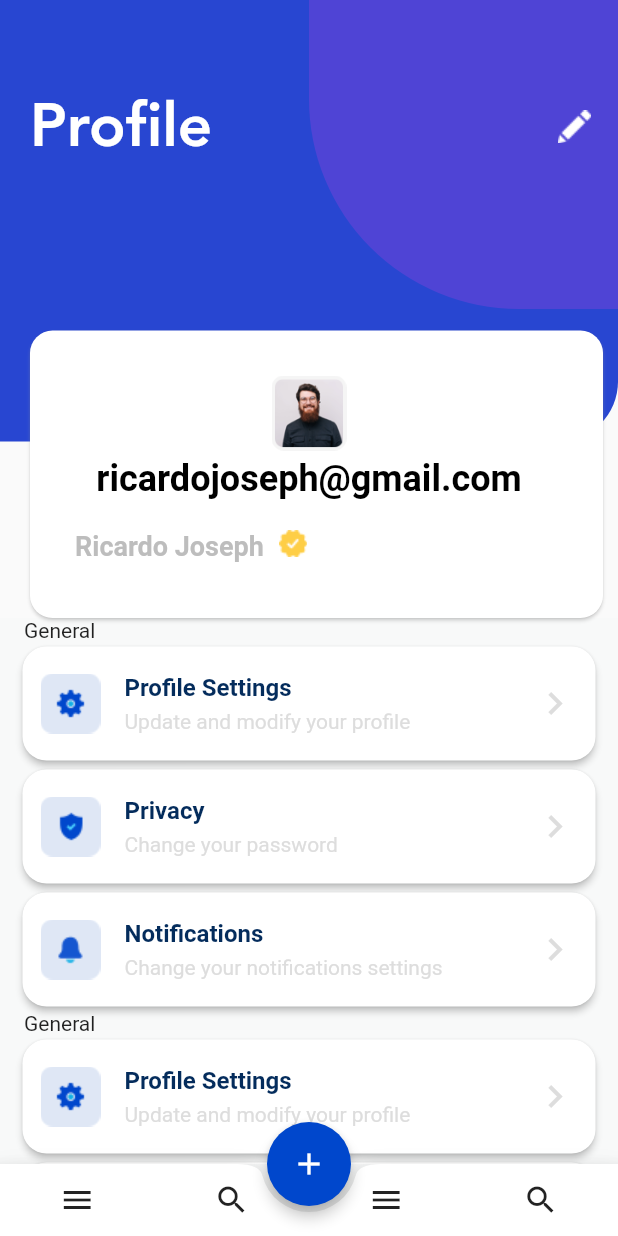
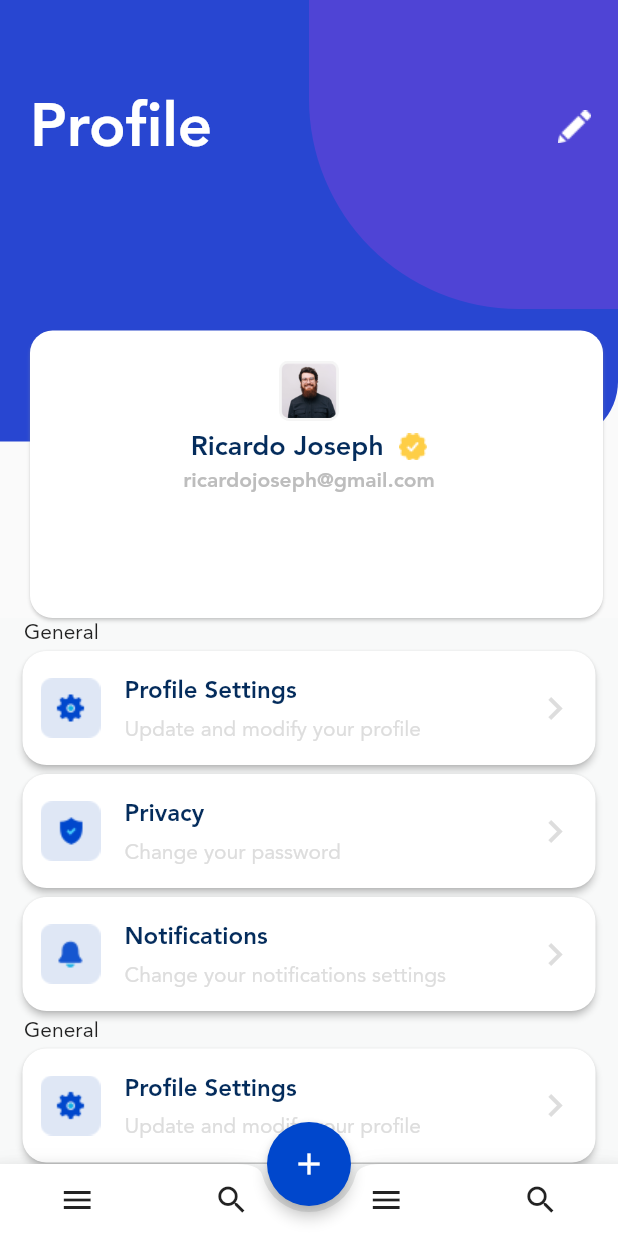
Before and after one commit to lintdeveloper/freelancer_ui_test, a Flutter app: the screen it shows after launch, on a phone screen of 412 x 824 dp. Run offline on Flutter 3.47's test engine with Material 2 defaults, Android fonts, the phone set to English and light mode, and no system bars.

Commit message:
Setup a theme for the app UI

```diff
--- a/lib/main.dart
+++ b/lib/main.dart
@@ -1,5 +1,7 @@
 import 'package:flutter/material.dart';
 import 'package:freelancer_ui_test/routes.dart';
+
+import 'utils/custom_theme_data.dart';
 
 void main() => runApp(MyApp());
 
@@ -10,9 +12,7 @@ class MyApp extends StatelessWidget {
     return MaterialApp(
       title: 'Wallet Demo',
       debugShowCheckedModeBanner: false,
-      theme: ThemeData(
-        primarySwatch: Colors.blue,
-      ),
+      theme: customThemeData(),
       onGenerateRoute: (settings){
         return MaterialPageRoute(
             builder: (BuildContext context) => makeRoute(
--- /dev/null
+++ b/lib/utils/colors.dart
@@ -0,0 +1,4 @@
+import 'package:flutter/material.dart';
+
+const kPrimaryColor = const Color.fromRGBO(4, 44, 92, 1);
+const kSecondaryColor = const Color.fromRGBO(221, 221, 221, 1);
--- /dev/null
+++ b/lib/utils/custom_theme_data.dart
@@ -0,0 +1,27 @@
+import 'package:flutter/material.dart';
+import 'package:freelancer_ui_test/utils/colors.dart';
+
+ThemeData customThemeData() {
+  final baseTheme = ThemeData(
+    fontFamily: "Avenir",
+  );
+
+  return baseTheme.copyWith(
+    primaryColor: kPrimaryColor,
+//    primaryColorDark: kPrimaryDark,
+//    primaryColorLight: kPrimaryLight,
+//    accentColor: kSecondaryColor,
+//    bottomAppBarColor: kSecondaryDark,
+    buttonColor: kSecondaryColor,
+//    sliderTheme: SliderThemeData.fromPrimaryColors(
+//      primaryColor: kPrimaryColor,
+//      primaryColorDark: kPrimaryDark,
+//      primaryColorLight: kPrimaryLight,
+//      valueIndicatorTextStyle: TextStyle(),
+//    ),
+//    textTheme: TextTheme().copyWith(
+//        subhead: TextStyle(
+//          fontFamily: "SnackerComic",
+//        )),
+  );
+}
--- a/lib/widgets/profile_card.dart
+++ b/lib/widgets/profile_card.dart
@@ -20,30 +20,22 @@ class ProfileCard extends StatelessWidget {
         children: <Widget>[
           Container(
             width: _media.width - 40,
-            padding: EdgeInsets.only(left: 30, right: 30, top: 30),
+            padding: EdgeInsets.only(left: 30, right: 30, top: 20),
             child: Column(
               crossAxisAlignment: CrossAxisAlignment.center,
               children: <Widget>[
-                Image.asset("assets/images/ricardo.png", height: 50, width: 50,),
+                Image.asset("assets/images/ricardo.png", height: 40, width: 50,),
                 SizedBox(
                   height: 5,
                 ),
-                Text(
-                  profile.userEmail,
-                  style: Theme.of(context).textTheme.headline.copyWith(
-                    color: Colors.black,
-                    fontWeight: FontWeight.bold,
-                  ),
-                ),
-                SizedBox(height: 20),
                 Row(
-                  crossAxisAlignment: CrossAxisAlignment.start,
+                mainAxisAlignment: MainAxisAlignment.center,
                 children: <Widget>[
                   Text(
                     profile.userName,
                     style: TextStyle(
                       fontSize: 18,
-                        color: Colors.grey.shade400,
+                      color: Color.fromRGBO(4, 44, 92, 1),
                       fontWeight: FontWeight.bold,
                     ),
                   ),
@@ -52,6 +44,12 @@ class ProfileCard extends StatelessWidget {
                   ),
                   Image.asset("assets/images/verified.png")
                 ],
+
+              ),
+                Text(
+                  profile.userEmail,
+
+                  style: TextStyle(color: Colors.grey.shade400, fontWeight: FontWeight.w700, fontSize: 14.0 )
                 )
               ],
             ),
```
Lines whose indentation alone changed are shown as unchanged.
